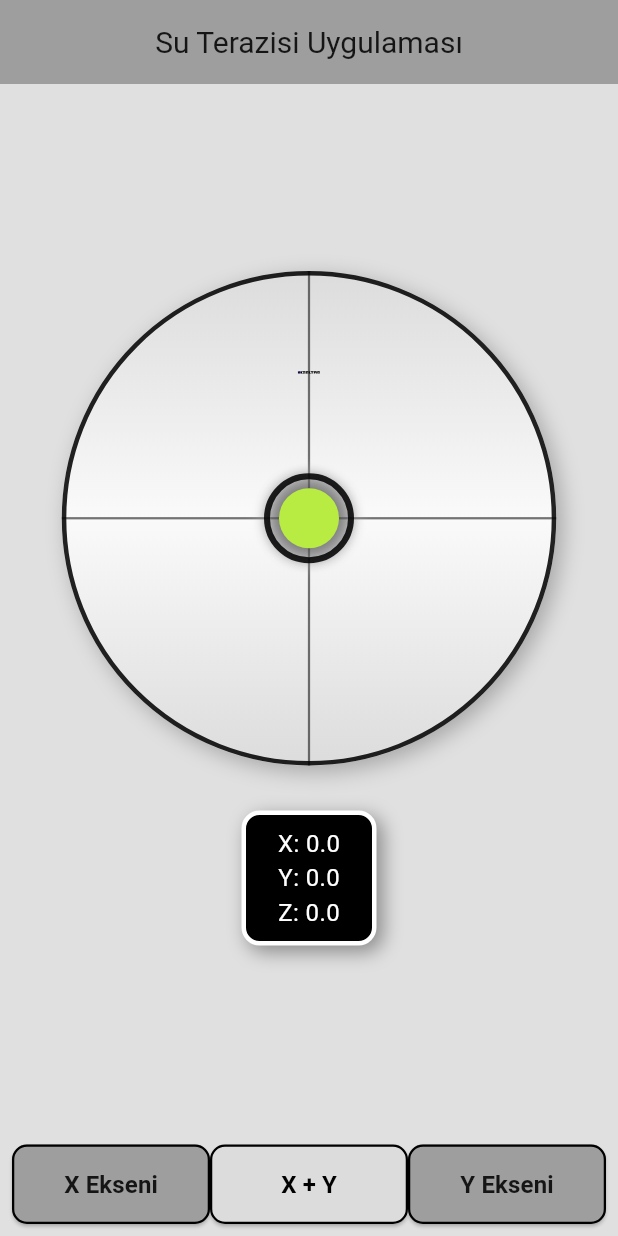
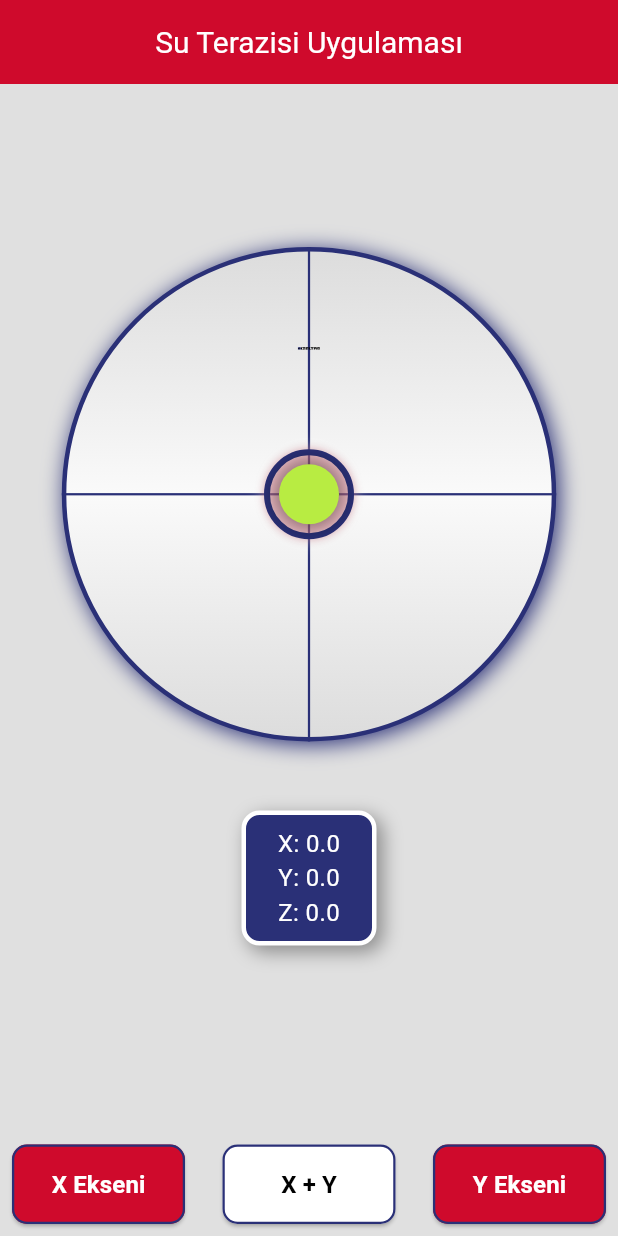
Before and after one commit to recepzgrmh/Spirit_Level, a Flutter app: the screen it shows after launch, on a phone screen of 412 x 824 dp. Run offline on Flutter 3.47's test engine with Material 3 defaults, Android fonts, the phone set to English and light mode, and no system bars; our stand-ins replace flutter_svg, sensors_plus.

Commit message:
visual update 2

```diff
--- a/lib/main.dart
+++ b/lib/main.dart
@@ -11,6 +11,7 @@ class MyApp extends StatelessWidget {
   @override
   Widget build(BuildContext context) {
     return MaterialApp(
+      debugShowCheckedModeBanner: false,
       home: const HomeScreen(),
 
       theme: ThemeData(
--- a/lib/screens/home_screen.dart
+++ b/lib/screens/home_screen.dart
@@ -3,6 +3,7 @@ import 'package:flutter/services.dart';
 import 'package:my_spirit/screens/screen_X.dart';
 import 'package:my_spirit/screens/screen_XY.dart';
 import 'package:my_spirit/screens/screen_Y.dart';
+import '../styles/colors/app_colors.dart';
 
 class HomeScreen extends StatefulWidget {
   const HomeScreen({super.key});
@@ -47,15 +48,18 @@ class _HomeScreenState extends State<HomeScreen> {
 
     return Scaffold(
       appBar: AppBar(
-        title: const Text("Su Terazisi Uygulaması"),
+        title: const Text(
+          "Su Terazisi Uygulaması",
+          style: TextStyle(color: AppColors.primaryColor),
+        ),
         centerTitle: true,
-        backgroundColor: Colors.grey,
+        backgroundColor: AppColors.buttonColor,
       ),
       body: IndexedStack(index: currentPageIndex, children: pages),
       bottomNavigationBar: Padding(
         padding: const EdgeInsets.all(8.0),
         child: Row(
-          mainAxisAlignment: MainAxisAlignment.center,
+          spacing: 25,
           children: [
             _buildNavButton("X Ekseni", 0),
             _buildNavButton("X + Y", 1),
@@ -79,12 +83,12 @@ class _HomeScreenState extends State<HomeScreen> {
           // Aktif sayfada metalik ton, pasif sayfada gri ton
           backgroundColor:
               currentPageIndex == index
-                  ? const Color(0xFFDCDCDC)
-                  : Colors.grey[500],
+                  ? AppColors.primaryColor
+                  : AppColors.buttonColor,
           padding: const EdgeInsets.symmetric(vertical: 15),
           shape: RoundedRectangleBorder(
             borderRadius: BorderRadius.circular(10),
-            side: const BorderSide(color: Colors.black, width: 1.5),
+            side: const BorderSide(color: AppColors.borderColor, width: 1.5),
           ),
         ),
         child: Text(
@@ -93,7 +97,10 @@ class _HomeScreenState extends State<HomeScreen> {
             fontSize: 16,
             fontWeight: FontWeight.bold,
             // Aktif sayfada siyah yazı, pasif sayfada siyaha yakın gri
-            color: currentPageIndex == index ? Colors.black : Colors.black87,
+            color:
+                currentPageIndex == index
+                    ? Colors.black
+                    : AppColors.primaryColor,
           ),
         ),
       ),
--- a/lib/screens/screen_XY.dart
+++ b/lib/screens/screen_XY.dart
@@ -2,6 +2,8 @@
 
 import 'package:flutter/material.dart';
 import 'package:flutter_svg/svg.dart';
+import 'package:my_spirit/styles/colors/app_colors.dart';
+import 'package:my_spirit/widgets/values.dart';
 import 'package:sensors_plus/sensors_plus.dart';
 
 class ScreenXY extends StatefulWidget {
@@ -72,13 +74,13 @@ class _ScreenXYState extends State<ScreenXY> {
                       begin: Alignment.topCenter,
                       end: Alignment.bottomCenter,
                     ),
-                    border: Border.all(color: Colors.black87, width: 3),
+                    border: Border.all(color: AppColors.borderColor, width: 3),
                     borderRadius: BorderRadius.circular(circleDiameter / 2),
                     boxShadow: const [
                       BoxShadow(
-                        color: Colors.black26,
+                        color: AppColors.borderColor,
                         blurRadius: 12,
-                        offset: Offset(4, 4),
+                        offset: Offset(2, 2),
                       ),
                     ],
                   ),
@@ -88,14 +90,14 @@ class _ScreenXYState extends State<ScreenXY> {
                   child: Container(
                     width: circleDiameter,
                     height: 1.5,
-                    color: Colors.black54,
+                    color: AppColors.borderColor,
                   ),
                 ),
                 Positioned(
                   child: Container(
                     width: 1.5,
                     height: circleDiameter,
-                    color: Colors.black54,
+                    color: AppColors.borderColor,
                   ),
                 ),
                 // Ortadaki hedef çember
@@ -105,14 +107,20 @@ class _ScreenXYState extends State<ScreenXY> {
                     width: 60,
                     decoration: BoxDecoration(
                       shape: BoxShape.circle,
-                      border: Border.all(color: Colors.black87, width: 4),
+                      border: Border.all(
+                        color: AppColors.borderColor,
+                        width: 4,
+                      ),
                       boxShadow: const [
                         BoxShadow(
                           color: Colors.white38,
                           blurRadius: 8,
                           spreadRadius: 2,
                         ),
-                        BoxShadow(color: Colors.black26, blurRadius: 6),
+                        BoxShadow(
+                          color: Color.fromARGB(68, 207, 10, 43),
+                          blurRadius: 4,
+                        ),
                       ],
                     ),
                   ),
@@ -153,39 +161,9 @@ class _ScreenXYState extends State<ScreenXY> {
             ),
             const SizedBox(height: 30),
             // Sensör değerlerinin gösterildiği kutucuk
-            Container(
-              width: 90,
-              height: 90,
-              alignment: Alignment.center,
-              decoration: BoxDecoration(
-                color: Colors.black,
-                borderRadius: BorderRadius.circular(12),
-                border: Border.all(color: Colors.white, width: 3),
-                boxShadow: const [
-                  BoxShadow(
-                    color: Colors.black38,
-                    blurRadius: 10,
-                    offset: Offset(4, 4),
-                  ),
-                ],
-              ),
-              child: Column(
-                mainAxisAlignment: MainAxisAlignment.center,
-                children: [
-                  Text(
-                    "X: ${xAccel.toStringAsFixed(1)}",
-                    style: const TextStyle(fontSize: 16, color: Colors.white),
-                  ),
-                  Text(
-                    "Y: ${yAccel.toStringAsFixed(1)}",
-                    style: const TextStyle(fontSize: 16, color: Colors.white),
-                  ),
-                  Text(
-                    "Z: ${zAccel.toStringAsFixed(1)}",
-                    style: const TextStyle(fontSize: 16, color: Colors.white),
-                  ),
-                ],
-              ),
+            Padding(
+              padding: EdgeInsets.all(16.0),
+              child: Values(xAccel: xAccel, yAccel: yAccel, zAccel: zAccel),
             ),
           ],
         ),
--- /dev/null
+++ b/lib/styles/colors/app_colors.dart
@@ -0,0 +1,7 @@
+import 'package:flutter/material.dart';
+
+class AppColors {
+  static const Color borderColor = const Color(0xFF2A3077);
+  static const Color buttonColor = const Color(0xFFCF0A2C);
+  static const Color primaryColor = const Color(0xFFFFFFFF);
+}
--- /dev/null
+++ b/lib/widgets/values.dart
@@ -0,0 +1,53 @@
+import 'package:flutter/material.dart';
+import '../styles/colors/app_colors.dart';
+
+class Values extends StatelessWidget {
+  final double xAccel;
+  final double yAccel;
+  final double zAccel;
+
+  const Values({
+    super.key,
+    required this.xAccel,
+    required this.yAccel,
+    required this.zAccel,
+  });
+
+  @override
+  Widget build(BuildContext context) {
+    return Container(
+      width: 90,
+      height: 90,
+      alignment: Alignment.center,
+      decoration: BoxDecoration(
+        color: AppColors.borderColor,
+        borderRadius: BorderRadius.circular(12),
+        border: Border.all(color: AppColors.primaryColor, width: 3),
+        boxShadow: const [
+          BoxShadow(
+            color: Colors.black38,
+            blurRadius: 10,
+            offset: Offset(4, 4),
+          ),
+        ],
+      ),
+      child: Column(
+        mainAxisAlignment: MainAxisAlignment.center,
+        children: [
+          Text(
+            "X: ${xAccel.toStringAsFixed(1)}",
+            style: const TextStyle(fontSize: 16, color: Colors.white),
+          ),
+          Text(
+            "Y: ${yAccel.toStringAsFixed(1)}",
+            style: const TextStyle(fontSize: 16, color: Colors.white),
+          ),
+          Text(
+            "Z: ${zAccel.toStringAsFixed(1)}",
+            style: const TextStyle(fontSize: 16, color: Colors.white),
+          ),
+        ],
+      ),
+    );
+  }
+}
```
Also changed, not shown: lib/screens/screen_X.dart (+4 -33 lines), lib/screens/screen_Y.dart (+4 -33 lines), 1 other file.
